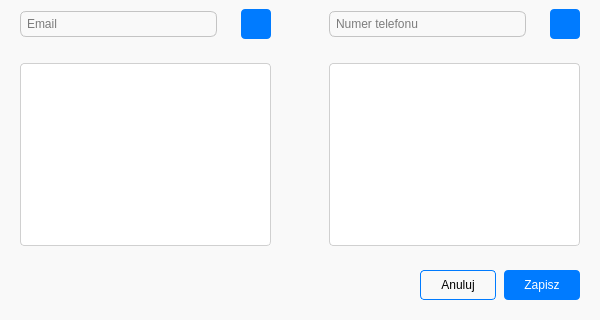
Before: the Qt Designer form editcontact.ui in Karoleqk/Baza-Kontaktow, drawn with Qt 5; both pictures show x 0 to 600 and y 180 to 500 of the 600 by 500 pixel window.
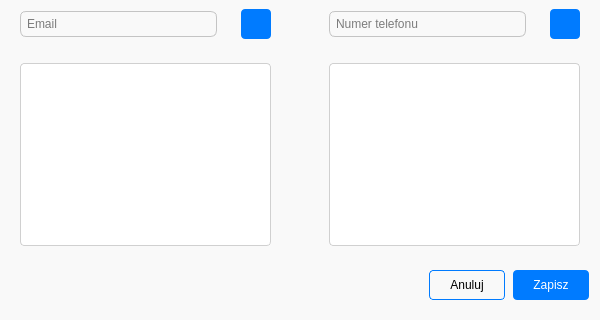
After: the same form once the commit is applied. Icons and pictures are not drawn.

```diff
--- a/editcontact.ui
+++ b/editcontact.ui
@@ -354,6 +354,12 @@
       <property name="spacing">
        <number>8</number>
       </property>
+      <property name="leftMargin">
+       <number>0</number>
+      </property>
+      <property name="rightMargin">
+       <number>0</number>
+      </property>
       <item>
        <spacer name="horizontalSpacer_2">
         <property name="orientation">
```
